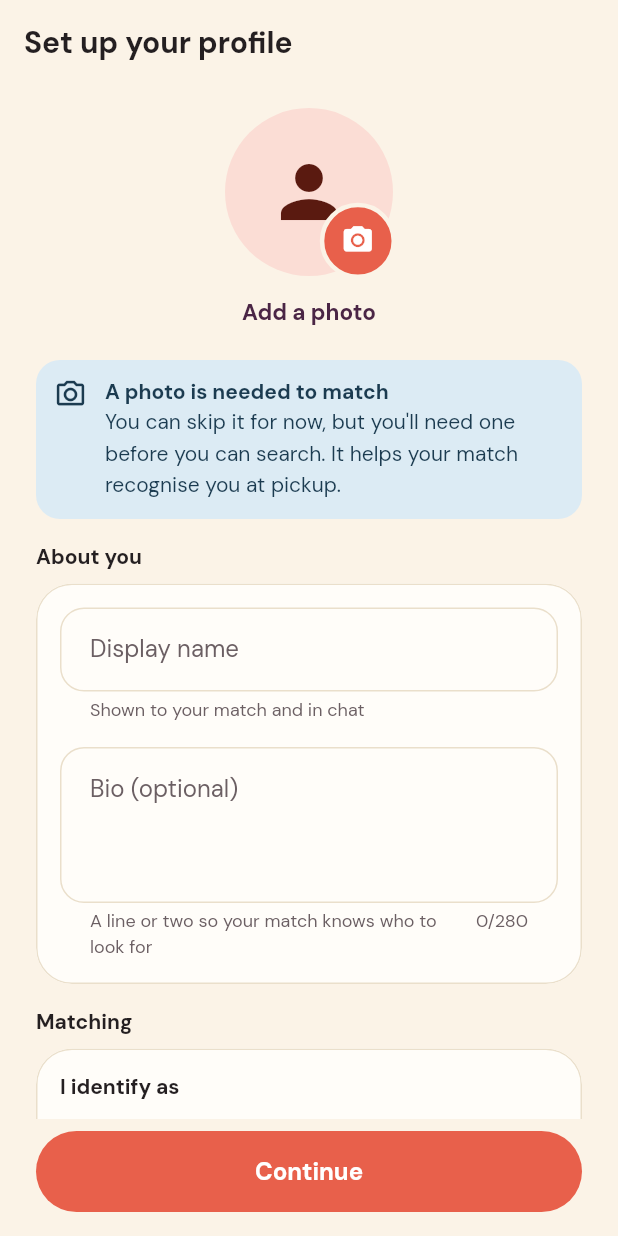
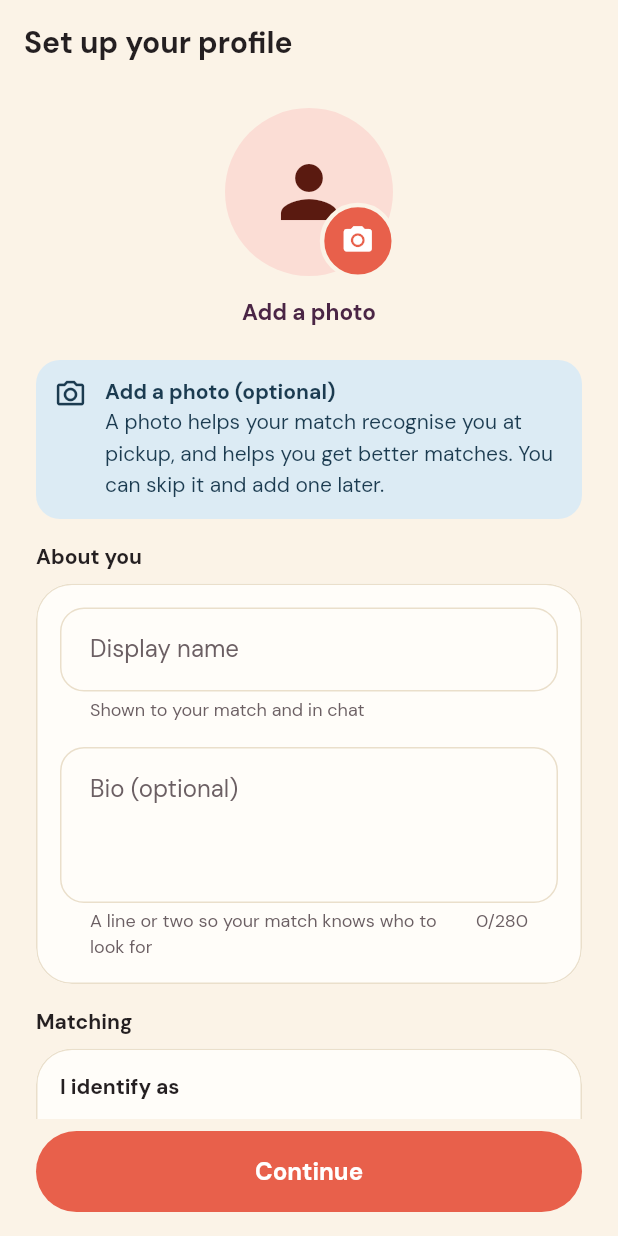
Before and after one commit to hitawall/airport-ride-matchmaking, a Flutter app: the ProfileSetupScreen screen opened by its route, on a phone screen of 412 x 824 dp. Run offline on Flutter 3.47's test engine with Material 3 defaults, Android fonts, the phone set to English and light mode, and no system bars; our stand-ins replace flutter_riverpod, flutter_secure_storage, go_router, google_fonts, image_picker, material_ui; missing offline and left inert: dart:js_interop, mobile_scanner, pusher_channels_flutter; accounts and stored records are empty; network calls fail.

Commit message:
fix: make the profile photo optional and explain why it helps (#188, #190) (#191)
Co-authored-by: Claude Sonnet 5.5 <noreply@anthropic.com>

```diff
--- a/apps/mobile/lib/features/chat/chat_screen.dart
+++ b/apps/mobile/lib/features/chat/chat_screen.dart
@@ -370,7 +370,7 @@ class _ChatScreenState extends ConsumerState<ChatScreen> {
                     child: InfoBanner(
                       tone: AppTone.safety,
                       title: "Stay safe",
-                      message: "Meet at the official airport pickup zone, and check their photo before you share a cab.",
+                      message: "Meet at the official airport pickup zone, and check who you are meeting before you share a cab.",
                       action: IconButton(
                         icon: const Icon(Icons.close, size: 20),
                         tooltip: "Dismiss",
--- a/apps/mobile/lib/features/legal/legal_content.dart
+++ b/apps/mobile/lib/features/legal/legal_content.dart
@@ -33,7 +33,7 @@ LegalDocument buildPrivacyPolicy() {
       ]),
       const LegalSection("What we collect", [
         "Account: your email address, used to sign you in with one-time codes.",
-        "Profile: your name, gender, matching preference (anyone, or same gender only), profile photo, optional bio and your mobile number.",
+        "Profile: your name, gender, matching preference (anyone, or same gender only), optional profile photo, optional bio and your mobile number.",
         "Trips: the flight number you enter or scan, when you plan to leave the airport, and the area you are heading to.",
         "Matching: the people you like or pass on, your matches and how they end.",
         "Messages: what you send in a chat with a match.",
@@ -92,11 +92,11 @@ LegalDocument buildTerms() {
         "We are not a taxi, ride-hailing or transport company. You book and pay for any ride yourself (for example with Uber, Ola or Rapido). We never handle payments, fares or bookings.",
       ]),
       const LegalSection("Who can use it", [
-        "You must be 18 or older, and the details you give must be true. One account per person, and your profile photo must be a photo of you.",
+        "You must be 18 or older, and the details you give must be true. One account per person, and if you add a profile photo it must be a photo of you.",
         "Keep access to your email secure. You are responsible for what happens on your account.",
       ]),
       const LegalSection("Meeting safely", [
-        "Meeting a stranger carries risk. Always meet at the official airport pickup zone in a public, well-lit place, check that the person matches their profile photo, and never share a cab if something feels wrong.",
+        "Meeting a stranger carries risk. Always meet at the official airport pickup zone in a public, well-lit place, check that the person is who they said they are (and matches their profile photo, if they have one), and never share a cab if something feels wrong.",
         "We do not verify identities beyond email, and we cannot guarantee anyone's behaviour. Decisions to meet, travel together or split costs are yours.",
       ]),
       const LegalSection("Rules", [
--- a/apps/mobile/lib/features/profile/profile_setup_screen.dart
+++ b/apps/mobile/lib/features/profile/profile_setup_screen.dart
@@ -197,10 +197,10 @@ class _ProfileSetupScreenState extends ConsumerState<ProfileSetupScreen> {
             const InfoBanner(
               tone: AppTone.info,
               icon: Icons.photo_camera_outlined,
-              title: "A photo is needed to match",
+              title: "Add a photo (optional)",
               message:
-                  "You can skip it for now, but you'll need one before you can search. "
-                  "It helps your match recognise you at pickup.",
+                  "A photo helps your match recognise you at pickup, and helps you get better matches. "
+                  "You can skip it and add one later.",
             ),
           ],
           const SectionHeader("About you"),
```
Also changed, not shown: apps/mobile/lib/features/matching/match_review_screen.dart (+13 -8 lines), apps/mobile/lib/features/ride_request/create_ride_request_screen.dart (+28 -13 lines), 3 other files.
